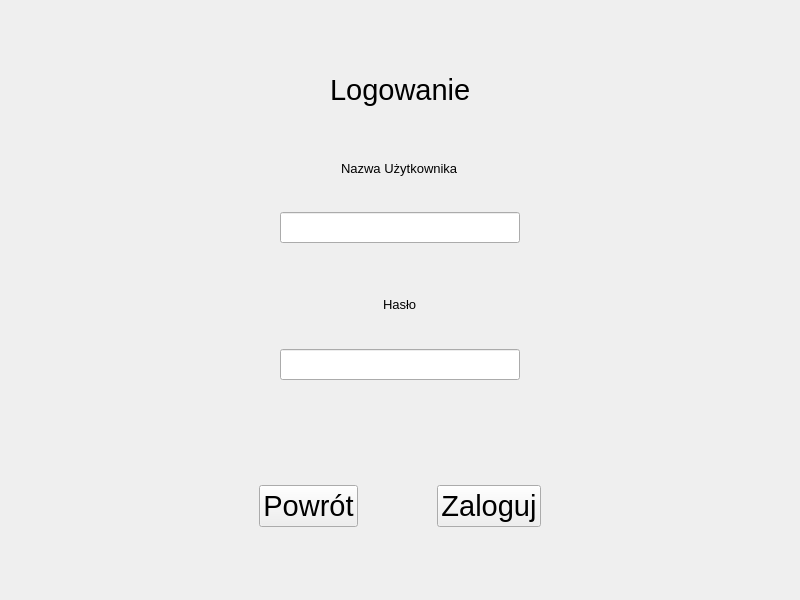
First picture: the form in src/gui/accounts/login_window/login_window.ui, repository piotrjwegrzyn/Scrabble, before the edit.
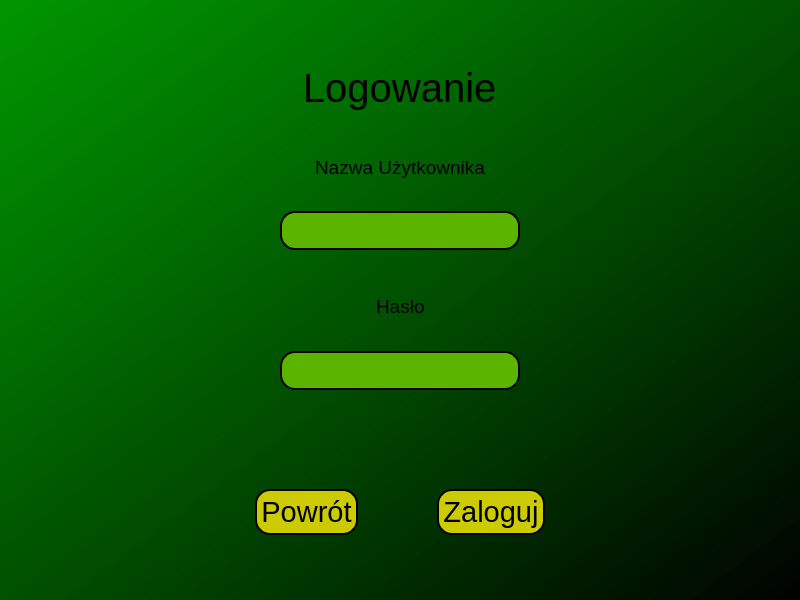
Second picture: the form after the edit.

```diff
--- a/src/gui/accounts/login_window/login_window.ui
+++ b/src/gui/accounts/login_window/login_window.ui
@@ -13,6 +13,9 @@
   <property name="windowTitle">
    <string>MainWindow</string>
   </property>
+  <property name="styleSheet">
+   <string notr="true">background-color:qlineargradient(spread:pad, x1:0, y1:0, x2:1, y2:1, stop:0 rgba(0, 150, 0, 255), stop:1 rgba(0, 0, 0, 220))</string>
+  </property>
   <widget class="QWidget" name="centralwidget">
    <layout class="QGridLayout" name="gridLayout">
     <item row="0" column="0">
@@ -73,9 +76,12 @@
          <widget class="QLabel" name="label">
           <property name="font">
            <font>
-            <pointsize>22</pointsize>
+            <pointsize>30</pointsize>
            </font>
           </property>
+          <property name="styleSheet">
+           <string notr="true">background-color: rgb(0,0,0,0);</string>
+          </property>
           <property name="text">
            <string>Logowanie</string>
           </property>
@@ -140,9 +146,12 @@
          <widget class="QLabel" name="label_2">
           <property name="font">
            <font>
-            <pointsize>10</pointsize>
+            <pointsize>14</pointsize>
            </font>
           </property>
+          <property name="styleSheet">
+           <string notr="true">background-color: rgb(0,0,0,0);</string>
+          </property>
           <property name="text">
            <string>Nazwa Użytkownika</string>
           </property>
@@ -207,9 +216,17 @@
          <widget class="QLineEdit" name="enterUsername">
           <property name="font">
            <font>
-            <pointsize>14</pointsize>
+            <pointsize>16</pointsize>
            </font>
           </property>
+          <property name="styleSheet">
+           <string notr="true">background-color: rgb(90, 180, 0);
+border-style: outset;
+border-width: 2px;
+border-radius: 15px;
+border-color: black;
+padding: 4px;</string>
+          </property>
          </widget>
         </item>
         <item>
@@ -271,9 +288,12 @@
          <widget class="QLabel" name="label_3">
           <property name="font">
            <font>
-            <pointsize>10</pointsize>
+            <pointsize>14</pointsize>
            </font>
           </property>
+          <property name="styleSheet">
+           <string notr="true">background-color: rgb(0,0,0,0);</string>
+          </property>
           <property name="text">
            <string>Hasło</string>
           </property>
@@ -338,9 +358,17 @@
          <widget class="QLineEdit" name="enterPassword">
           <property name="font">
            <font>
-            <pointsize>14</pointsize>
+            <pointsize>16</pointsize>
            </font>
           </property>
+          <property name="styleSheet">
+           <string notr="true">background-color: rgb(90, 180, 0);
+border-style: outset;
+border-width: 2px;
+border-radius: 15px;
+border-color: black;
+padding: 4px;</string>
+          </property>
          </widget>
         </item>
         <item>
@@ -402,11 +430,11 @@
          <widget class="QLabel" name="errorMessage">
           <property name="font">
            <font>
-            <pointsize>12</pointsize>
+            <pointsize>14</pointsize>
            </font>
           </property>
           <property name="styleSheet">
-           <string notr="true">color : red;</string>
+           <string notr="true">background-color: rgb(0,0,0,0);</string>
           </property>
           <property name="text">
            <string/>
@@ -475,6 +503,14 @@
             <pointsize>22</pointsize>
            </font>
           </property>
+          <property name="styleSheet">
+           <string notr="true">background-color: rgb(203, 203, 0);
+border-style: outset;
+border-width: 2px;
+border-radius: 15px;
+border-color: black;
+padding: 4px;</string>
+          </property>
           <property name="text">
            <string>Powrót</string>
           </property>
@@ -500,6 +536,14 @@
             <pointsize>22</pointsize>
            </font>
           </property>
+          <property name="styleSheet">
+           <string notr="true">background-color: rgb(203, 203, 0);
+border-style: outset;
+border-width: 2px;
+border-radius: 15px;
+border-color: black;
+padding: 4px;</string>
+          </property>
           <property name="text">
            <string>Zaloguj</string>
           </property>
```
Left out of the diff: 2 changed lines with no effect on the pictures.
